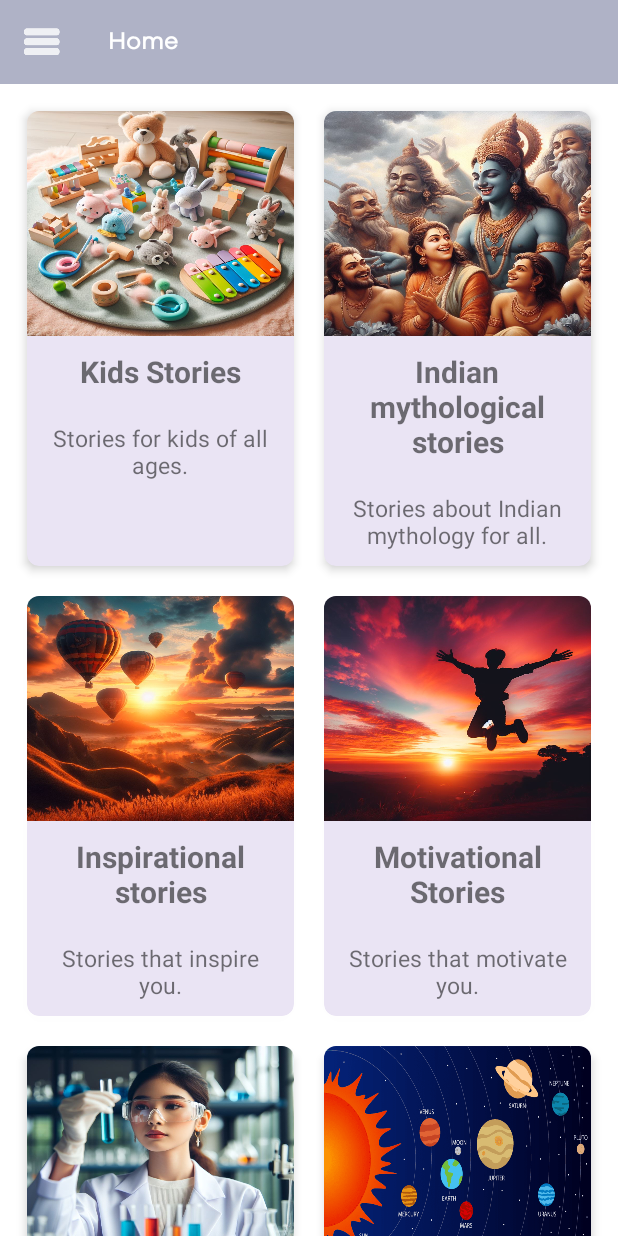
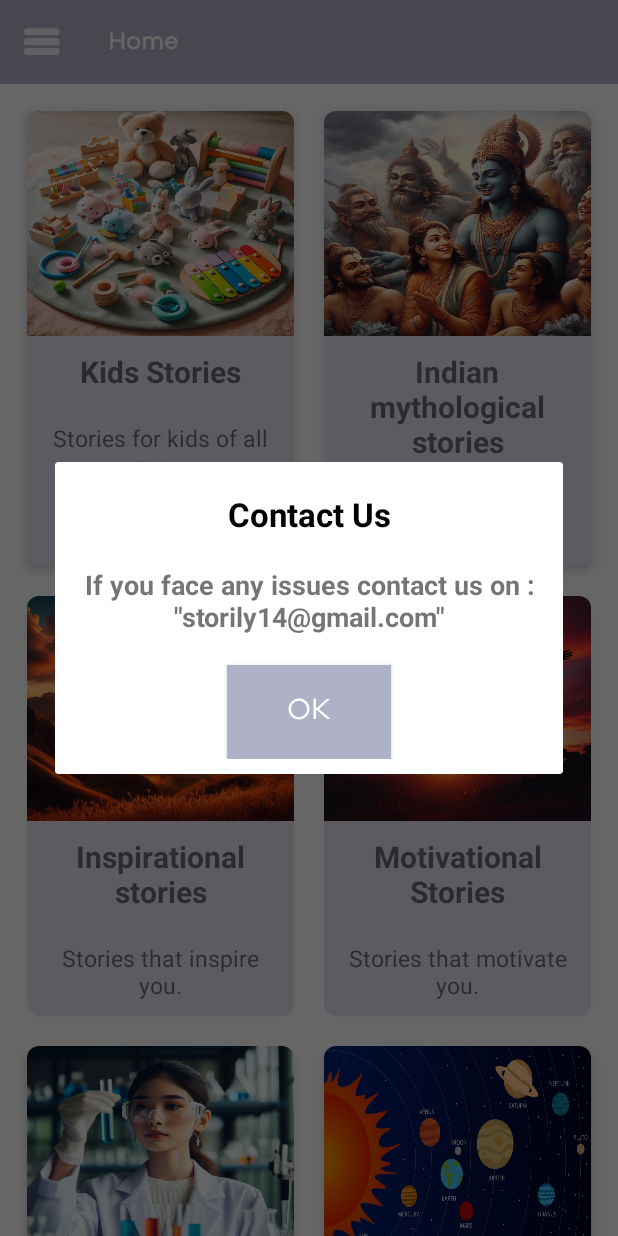
Before and after one commit to akshayz14/story, an Android app: the screen it shows after launch (MainActivity), in the side drawer, after a tap on "Contact Us", on a phone screen of 412 x 824 dp. Run offline under Robolectric (Android 15) with nearby library versions, the phone set to English and light mode, and no system bars; our stand-ins replace data binding, navigation-ui.

Commit message:
Adding drawer clicks

```diff
--- a/app/src/main/assets/MYTHOLOGY.json
+++ b/app/src/main/assets/MYTHOLOGY.json
@@ -32,7 +32,7 @@
     },
     {
       "story_name": "Lord Ram's brothers",
-      "story_image": "https://firebasestorage.googleapis.com/v0/b/story-a6e84.appspot.com/o/images_v1%2Fmythology%2Frama_brothers.jpg?alt=media&token=27e4f2aa-270c-46a4-a0e7-7b6796c95ab2",
+      "story_image": "https://firebasestorage.googleapis.com/v0/b/story-a6e84.appspot.com/o/images_v1%2Fmythology%2Fram_brothers_2.jpeg?alt=media&token=7d124174-0b57-4206-a831-a71540fe8a48",
       "story_title": "Lord Ram's brothers",
       "story_description": "Lord Rama, as most of us know, is the incarnation of Vishnu, but what about his brothers Laxman, Bharat and Shatrughan? Bharat and Shatrughan are the Sudarshan-Chakra of Lord Rama, and Vishnu is his Shesh-Naag, Vishnu’s seat in Vaikunth.\n\n Laxman was later born as Balram, Lord Krishna’s elder brother. Laxman had complained all his life that being born as the younger brother he has to obey all the commands of Ram. His wish to be an older brother was fulfilled when he was born as Balram."
     },
@@ -44,7 +44,7 @@
     },
     {
       "story_name": "Marriage of Shiva and Parvati",
-      "story_image": "https://firebasestorage.googleapis.com/v0/b/story-a6e84.appspot.com/o/images_v1%2Fmythology%2Fshiva_parvati_marraige.jpeg?alt=media&token=d731f198-39f8-4aad-96e5-7a2df76d599a",
+      "story_image": "https://firebasestorage.googleapis.com/v0/b/story-a6e84.appspot.com/o/images_v1%2Fmythology%2Fshiva_parvati_2.jpeg?alt=media&token=acedb8ad-7f8e-4b9f-806f-46be8d44d436",
       "story_title": "Marriage of Shiva and Parvati",
       "story_description": "It is a story of divine love. The reincarnationi of goddess Gauridevi as Parvati and her strong desire to marry Lord Shiva is an example of eternal love.\n\nThe ruler of Himalaya, Himavatha, and his wife Menaka were ardent followers of Lord Shiva and wished for a daughter who could marry the deity. For this, Menaka performs a three-day long penancei to appease goddess Gauridevi, the first wife of Lord Shiva. The goddess promises Menaka to take birth as their daughter. She jumps into the fire to be reincarnated as Parvati. This leaves Shiva heart-broken and he goes into a long penance to mourn the loss of his beloved wife.\n\nOne day, sage Narada visits the kingdom of Himavatha to see the baby and forecasts that she will marry Lord Shiva. As Parvati grows, she spends day and night praying for Shiva.\n\nAppeased by Parvati’s devotion, Shiva decides to test her by disguising himself as a Brahmin. He tells her not to marry a person who is poor and devoid of a materialistic life. However, Parvati says firmly, “I would marry none other than Shiva.”\n\nThe pleasing answer makes Shiva come back to his original form and acknowledge the marriage proposal. Thus he gets back his wife in the form of Parvati."
     },
--- a/app/src/main/java/com/aksstore/storily/HomeFragment.kt
+++ b/app/src/main/java/com/aksstore/storily/HomeFragment.kt
@@ -1,7 +1,6 @@
 package com.aksstore.storily
 
 import android.os.Bundle
-import android.util.Log
 import android.view.LayoutInflater
 import android.view.View
 import android.view.ViewGroup
@@ -10,16 +9,13 @@ import android.widget.ImageView
 import android.widget.TextView
 import androidx.cardview.widget.CardView
 import androidx.core.content.ContextCompat
-import androidx.core.view.GravityCompat
-import androidx.drawerlayout.widget.DrawerLayout
 import androidx.fragment.app.Fragment
 import androidx.navigation.fragment.findNavController
 import com.aksstore.storily.databinding.FragmentHomeBinding
-import com.aksstore.storily.model.CustomDialog
 import com.aksstore.storily.utils.AppConstants
 import com.aksstore.storily.utils.dpToPx
 
-class HomeFragment : Fragment(), CustomDialog.OnDialogButtonClickListener {
+class HomeFragment : Fragment() {
 
     private lateinit var binding: FragmentHomeBinding
 
@@ -362,11 +358,4 @@ class HomeFragment : Fragment(), CustomDialog.OnDialogButtonClickListener {
             args
         )
     }
-
-    override fun onButtonClick(text: String) {
-
-        Log.d("TAG", "onButtonClick: ")
-
-
-    }
 }
--- a/app/src/main/java/com/aksstore/storily/MainActivity.kt
+++ b/app/src/main/java/com/aksstore/storily/MainActivity.kt
@@ -1,7 +1,10 @@
 package com.aksstore.storily
 
+import android.app.Dialog
 import android.os.Bundle
 import android.util.Log
+import android.widget.Button
+import android.widget.TextView
 import androidx.appcompat.app.AppCompatActivity
 import androidx.core.view.GravityCompat
 import androidx.databinding.DataBindingUtil
@@ -18,9 +21,7 @@ class MainActivity : AppCompatActivity() {
     private lateinit var navController: NavController
     private lateinit var binding: ActivityMainBinding
     private lateinit var appBarConfiguration: AppBarConfiguration
-
     private var toolbar: androidx.appcompat.widget.Toolbar? = null
-
 
     override fun onCreate(savedInstanceState: Bundle?) {
         super.onCreate(savedInstanceState)
@@ -31,7 +32,6 @@ class MainActivity : AppCompatActivity() {
         appBarConfiguration = AppBarConfiguration(
             setOf(
                 R.id.nav_home,
-                R.id.nav_share,
                 R.id.nav_contact_us,
                 R.id.nav_about
             ), binding.drawerLayout
@@ -39,7 +39,6 @@ class MainActivity : AppCompatActivity() {
 
         init()
     }
-
 
     fun init() {
         val navHostFragment =
@@ -70,42 +69,60 @@ class MainActivity : AppCompatActivity() {
         }
 
         binding.navView.setNavigationItemSelectedListener {
-            it.isChecked = true
             findViewById<DrawerLayout>(R.id.drawer_layout).closeDrawer(
                 GravityCompat.START
             )
-            if (it.itemId == R.id.nav_share) {
-                showAppShareDialog()
-            }
+            //TODO : Add app share dialog code below
+//            if (it.itemId == R.id.nav_share) {
+//                showAppShareDialog()
+//            }
 
             if (it.itemId == R.id.nav_contact_us) {
                 showContactUsDialog()
             }
-            if (it.itemId == R.id.nav_about)  {
+            if (it.itemId == R.id.nav_about) {
                 showAboutUsDialog()
             }
-            true
-
+            false
         }
     }
 
     private fun showAboutUsDialog() {
+        val dialog = Dialog(this, R.style.Theme_Dialog)
+        dialog.setContentView(R.layout.custom_dialog)
 
+        val tvDialogTitle = dialog.findViewById<TextView>(R.id.tvDialogTitle)
+        val tvDialogDescription = dialog.findViewById<TextView>(R.id.tvDialogDescription)
 
+        tvDialogTitle.text = resources.getString(R.string.about_us)
+        tvDialogDescription.text = resources.getString(R.string.app_name)
 
+        val closeButton = dialog.findViewById<Button>(R.id.dialogButton)
+        closeButton.setOnClickListener {
+            dialog.dismiss()
+        }
+        dialog.show()
     }
 
     private fun showContactUsDialog() {
+        val dialog = Dialog(this, R.style.Theme_Dialog)
+        dialog.setContentView(R.layout.custom_dialog)
 
+        val tvDialogTitle = dialog.findViewById<TextView>(R.id.tvDialogTitle)
+        val tvDialogDescription = dialog.findViewById<TextView>(R.id.tvDialogDescription)
 
+        tvDialogTitle.text = resources.getString(R.string.contact_us)
+        tvDialogDescription.text = resources.getString(R.string.storily_email)
+
+        val closeButton = dialog.findViewById<Button>(R.id.dialogButton)
+        closeButton.setOnClickListener {
+            dialog.dismiss()
+        }
+        dialog.show()
     }
 
     private fun showAppShareDialog() {
-
-
-
-
-
+        //TODO : Add app share here in future
     }
 
     override fun onResume() {
--- a/app/src/main/res/layout/custom_dialog.xml
+++ b/app/src/main/res/layout/custom_dialog.xml
@@ -8,29 +8,51 @@
     </data>
 
     <androidx.constraintlayout.widget.ConstraintLayout
-        android:layout_width="match_parent"
-        android:layout_height="match_parent">
+        android:layout_width="fill_parent"
+        android:layout_height="wrap_content"
+        android:padding="@dimen/dp10">
 
         <TextView
+            android:id="@+id/tvDialogTitle"
+            android:layout_width="0dp"
+            android:layout_height="wrap_content"
+            android:gravity="center"
+            android:paddingVertical="@dimen/dp10"
+            android:textColor="@color/black"
+            android:textSize="@dimen/sp22"
+            android:textStyle="bold"
+            app:layout_constraintEnd_toEndOf="parent"
             app:layout_constraintStart_toStartOf="parent"
             app:layout_constraintTop_toTopOf="parent"
-            android:id="@+id/tvDialogTitle"
+            app:titleTextAppearance="@style/Toolbar_titleText"
+            tools:text="Custom Dialog Title" />
+
+        <TextView
+            android:id="@+id/tvDialogDescription"
             android:layout_width="match_parent"
+            android:layout_height="wrap_content"
+            android:gravity="center"
+            android:paddingVertical="@dimen/dp10"
+            android:textSize="@dimen/sp18"
+            android:textStyle="bold"
             app:layout_constraintEnd_toEndOf="parent"
-            android:layout_height="wrap_content"
-            tools:text="Custom Dialog Title"
-            app:titleTextAppearance="@style/Toolbar_titleText"
-            android:textSize="@dimen/sp22"
-            android:textStyle="bold" />
+            app:layout_constraintStart_toStartOf="parent"
+            app:layout_constraintTop_toBottomOf="@+id/tvDialogTitle"
+            tools:text="Custom Dialog Desc" />
 
 
         <Button
             android:id="@+id/dialogButton"
-            app:layout_constraintStart_toStartOf="parent"
-            app:layout_constraintTop_toBottomOf="@+id/tvDialogTitle"
+            style="@style/button_primary_blue_filled"
             android:layout_width="wrap_content"
             android:layout_height="wrap_content"
-            tools:text="OK" />
+            android:layout_marginTop="@dimen/dp10"
+            android:textColor="@color/white"
+            android:textSize="@dimen/sp20"
+            app:layout_constraintEnd_toEndOf="parent"
+            app:layout_constraintStart_toStartOf="parent"
+            app:layout_constraintTop_toBottomOf="@+id/tvDialogDescription"
+            android:text="OK" />
 
     </androidx.constraintlayout.widget.ConstraintLayout>
 </layout>
--- a/app/src/main/res/menu/drawer_menu.xml
+++ b/app/src/main/res/menu/drawer_menu.xml
@@ -3,17 +3,17 @@
     <item
         android:id="@+id/nav_home"
         android:icon="@drawable/ic_drawer_home_icon"
-        android:title="Home" />
-    <item
-        android:id="@+id/nav_share"
-        android:icon="@drawable/ic_share_icon"
-        android:title="Share" />
+        android:title="@string/home" />
+<!--    <item-->
+<!--        android:id="@+id/nav_share"-->
+<!--        android:icon="@drawable/ic_share_icon"-->
+<!--        android:title="Share" />-->
     <item
         android:id="@+id/nav_contact_us"
         android:icon="@drawable/ic_contact_us_icon"
-        android:title="Contact Us" />
+        android:title="@string/contact_us" />
     <item
         android:id="@+id/nav_about"
         android:icon="@drawable/ic_about_us_icon"
-        android:title="About" />
+        android:title="@string/about" />
 </menu>
--- a/app/src/main/res/values/strings.xml
+++ b/app/src/main/res/values/strings.xml
@@ -47,4 +47,8 @@
     <string name="childhood_stories_description">Stories you might have heard as a child.</string>
     <string name="akbar_birbal">Akbar and Birbal stories</string>
     <string name="exciting_stories_from_akbar_birbal">Exciting stories about Akbar and birbal.</string>
+    <string name="about_us">About Us</string>
+    <string name="contact_us">Contact Us</string>
+    <string name="storily_email">If you face any issues contact us on :\n\"storily14@gmail.com\"</string>
+    <string name="about">About</string>
 </resources>
--- a/app/src/main/res/values/styles.xml
+++ b/app/src/main/res/values/styles.xml
@@ -66,6 +66,9 @@
     </style>
 
 
-
+    <style name="Theme_Dialog" parent="Theme.AppCompat.Light.Dialog">
+        <item name="android:windowMinWidthMajor">90%</item>
+        <item name="android:windowMinWidthMinor">90%</item>
+    </style>
 
 </resources>
```
Also changed, not shown: app/src/main/java/com/aksstore/storily/model/CustomDialog.kt (deleted, +0 -34 lines).
